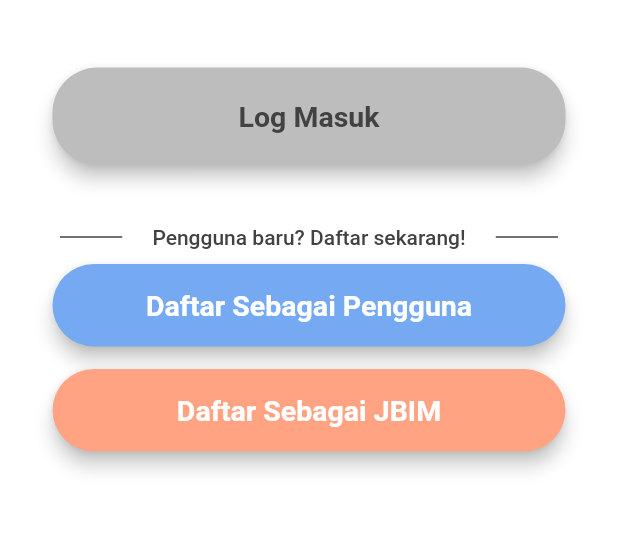
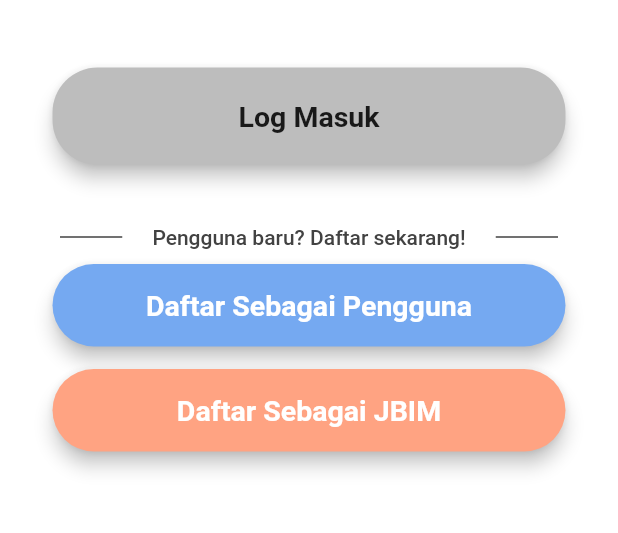
Before and after one commit to Hunzisong/DITE, a Flutter app: the screen it shows after launch, on a phone screen of 412 x 824 dp, the part 495-1028 px from its top. Run offline on Flutter 3.47's test engine with Material 2 defaults, Android fonts, the phone set to English and light mode, and no system bars; our stand-ins replace firebase_auth, flutter_slidable, flutter_spinkit, modal_progress_hud, permission_handler; missing offline and left inert: agora_rtc_engine; accounts and stored records are empty.

Commit message:
Modified font colour of log in button for startup page

```diff
--- a/lib/startup/startup_page.dart
+++ b/lib/startup/startup_page.dart
@@ -34,7 +34,7 @@ class StartupPage extends StatelessWidget {
                   ),
                   UserButton(
                     text: 'Log Masuk',
-                    textColour: Colours.darkGrey,
+                    textColour: Colours.black,
                     height: Dimensions.d_65,
                     color: Colours.grey,
                     onClick: () {
```
Also changed, not shown: images/message.png (deleted), images/video.png (deleted), pubspec.lock.
